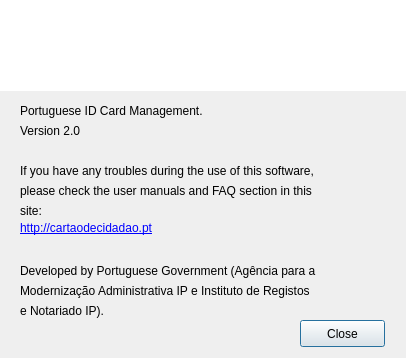
The window that pteid-mw-pt/_src/eidmw/eidgui/dlgAbout.ui (amagovpt/autenticacao.gov) describes before a commit, drawn with Qt 5.
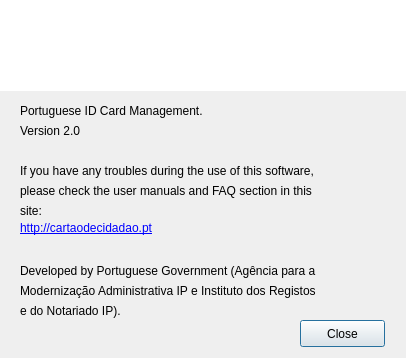
The same window after the commit. Icons and pictures are not drawn.

Commit message: change about screen de registos -> dos registos....

```diff
--- a/pteid-mw-pt/_src/eidmw/eidgui/dlgAbout.ui
+++ b/pteid-mw-pt/_src/eidmw/eidgui/dlgAbout.ui
@@ -181,12 +181,12 @@
     <rect>
      <x>20</x>
      <y>280</y>
-     <width>371</width>
+     <width>381</width>
      <height>22</height>
     </rect>
    </property>
    <property name="text">
-    <string>Modernização Administrativa IP e Instituto de Registos</string>
+    <string>Modernização Administrativa IP e Instituto dos Registos</string>
    </property>
   </widget>
   <widget class="QLabel" name="label_14">
@@ -199,7 +199,7 @@
     </rect>
    </property>
    <property name="text">
-    <string>e Notariado IP).</string>
+    <string>e do Notariado IP).</string>
    </property>
   </widget>
  </widget>
```
The commit also changes 2 other files.
